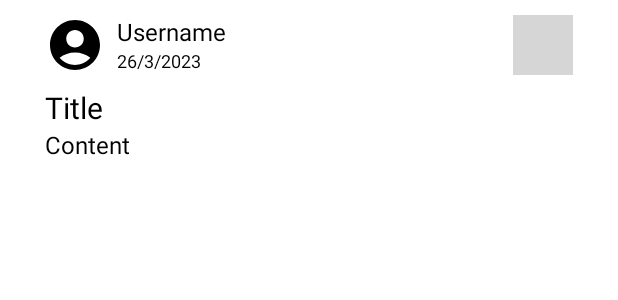
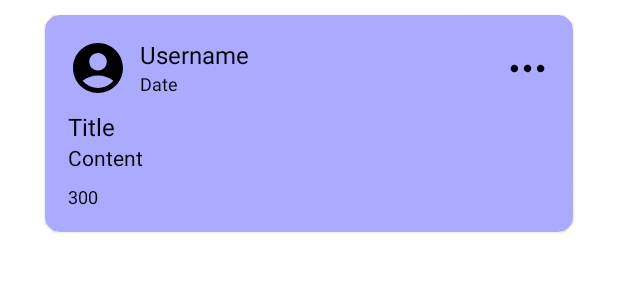
Before and after one commit to qwlaw/Farmanac, an Android app: the layout forum_view.xml on its own in the app's theme, with its tools: preview values and no code run, on a phone screen of 412 x 824 dp. Shown: the top 300 px of the screen. Run offline under Robolectric (Android 15) with nearby library versions, the phone set to English and light mode, and no system bars; grey boxes are pictures that could not be loaded.

Commit message:
Commit 4:16pm 31/3/2023

```diff
--- a/app/src/main/java/com/example/farmanac/Forum.kt
+++ b/app/src/main/java/com/example/farmanac/Forum.kt
@@ -4,13 +4,18 @@ import java.time.LocalDate
 import java.time.LocalTime
 
 class Forum(
+    var id: Int,
     var profilePic: Int,
     var username: String,
     var title: String,
-    var content: String,
+    var description: String,
     var uploadDate: LocalDate,
-    var uploadTime: LocalTime)
+    var uploadTime: LocalTime
+    )
 {
+    companion object {
+        val forums = ArrayList<Forum>()
+    }
 
 
 }
--- a/app/src/main/java/com/example/farmanac/ForumAdapter.kt
+++ b/app/src/main/java/com/example/farmanac/ForumAdapter.kt
@@ -24,7 +24,7 @@ class ForumAdapter(): RecyclerView.Adapter<ForumViewHolder>() {
         holder.username.text = forums[position].username
         holder.uploadDate.text = forums[position].uploadDate.toString()
         holder.forumTitle.text = forums[position].title
-        holder.forumContent.text = forums[position].content
+        holder.forumContent.text = forums[position].description
     }
 
     override fun getItemCount(): Int {
--- a/app/src/main/java/com/example/farmanac/ForumFragment.kt
+++ b/app/src/main/java/com/example/farmanac/ForumFragment.kt
@@ -35,11 +35,11 @@ class ForumFragment : Fragment() {
         val recyclerview: RecyclerView = view.findViewById(R.id.forum_recycler_view)
 
         val forums = ArrayList<Forum>()
-        forums.add(Forum(R.drawable.baseline_account_circle_24, "JellyFish", "Cabbage", "Cabbage is a vegetable", LocalDate.of(2023, 3, 26), LocalTime.of(11, 28)))
-        forums.add(Forum(R.drawable.baseline_account_circle_24, "LCH", "Carrot", "Carrot is a vegetable", LocalDate.of(2023, 3, 26), LocalTime.of(11, 28)))
-        forums.add(Forum(R.drawable.baseline_account_circle_24, "LQW", "Potato", "Potato is a vegetable", LocalDate.of(2023, 3, 26), LocalTime.of(11, 28)))
-        forums.add(Forum(R.drawable.baseline_account_circle_24, "LQT", "Ginger", "Ginger is a vegetable", LocalDate.of(2023, 3, 26), LocalTime.of(11, 28)))
-        forums.add(Forum(R.drawable.baseline_account_circle_24, "TMF", "Dolphin", "Dolphin is not a vegetable", LocalDate.of(2023, 3, 26), LocalTime.of(11, 28)))
+        forums.add(Forum(1, R.drawable.baseline_account_circle_24, "JellyFish", "Cabbage", "Cabbage is a vegetable", LocalDate.of(2023, 3, 26), LocalTime.of(11, 28)))
+        forums.add(Forum(2, R.drawable.baseline_account_circle_24, "LCH", "Carrot", "Carrot is a vegetable", LocalDate.of(2023, 3, 26), LocalTime.of(11, 28)))
+        forums.add(Forum(3, R.drawable.baseline_account_circle_24, "LQW", "Potato", "Potato is a vegetable", LocalDate.of(2023, 3, 26), LocalTime.of(11, 28)))
+        forums.add(Forum(4, R.drawable.baseline_account_circle_24, "LQT", "Ginger", "Ginger is a vegetable", LocalDate.of(2023, 3, 26), LocalTime.of(11, 28)))
+        forums.add(Forum(5, R.drawable.baseline_account_circle_24, "TMF", "Dolphin", "Dolphin is not a vegetable", LocalDate.of(2023, 3, 26), LocalTime.of(11, 28)))
 
         recyclerview.setHasFixedSize(true)
         recyclerview.layoutManager = LinearLayoutManager(view.context)
--- a/app/src/main/java/com/example/farmanac/ForumViewHolder.kt
+++ b/app/src/main/java/com/example/farmanac/ForumViewHolder.kt
@@ -11,5 +11,5 @@ class ForumViewHolder(itemView: View) : RecyclerView.ViewHolder(itemView) {
     val username: TextView = itemView.findViewById(R.id.forum_username)
     val uploadDate: TextView = itemView.findViewById(R.id.forum_upload_date)
     val forumTitle: TextView = itemView.findViewById(R.id.forum_title)
-    val forumContent: TextView = itemView.findViewById(R.id.forum_content)
+    val forumContent: TextView = itemView.findViewById(R.id.forum_description)
 }
--- /dev/null
+++ b/app/src/main/res/drawable/meatballs_menu.xml
@@ -0,0 +1,18 @@
+<vector xmlns:android="http://schemas.android.com/apk/res/android"
+    android:width="200dp"
+    android:height="200dp"
+    android:viewportWidth="200"
+    android:viewportHeight="200">
+  <path
+      android:pathData="M36.2,84.2c-1.8,0.6 -4.8,2.8 -6.7,4.9 -5.9,6.6 -5.9,15.2 0,21.8 10.3,11.4 28.5,4.4 28.5,-10.9 0,-11.3 -11.1,-19.3 -21.8,-15.8z"
+      android:fillColor="#000000"
+      android:strokeColor="#00000000"/>
+  <path
+      android:pathData="M94.5,84.5c-11.4,4.1 -14.7,18.5 -6.1,27.1 14.5,14.5 37.2,-5.9 24.5,-22 -4.2,-5.3 -11.9,-7.5 -18.4,-5.1z"
+      android:fillColor="#000000"
+      android:strokeColor="#00000000"/>
+  <path
+      android:pathData="M153.8,84c-7.2,2.2 -11.8,8.4 -11.8,16 0,11.1 10.4,19 21,15.9 8,-2.4 13.1,-11.1 11.6,-19.5 -0.9,-4.7 -6.6,-10.8 -11.4,-12.2 -4.4,-1.3 -5.6,-1.4 -9.4,-0.2z"
+      android:fillColor="#000000"
+      android:strokeColor="#00000000"/>
+</vector>
--- a/app/src/main/res/layout/forum_view.xml
+++ b/app/src/main/res/layout/forum_view.xml
@@ -1,5 +1,5 @@
 <?xml version="1.0" encoding="utf-8"?>
-<RelativeLayout xmlns:android="http://schemas.android.com/apk/res/android"
+<com.google.android.material.card.MaterialCardView xmlns:android="http://schemas.android.com/apk/res/android"
     xmlns:app="http://schemas.android.com/apk/res-auto"
     xmlns:tools="http://schemas.android.com/tools"
     android:layout_width="match_parent"
@@ -7,9 +7,19 @@
     android:layout_marginStart="30dp"
     android:layout_marginTop="10dp"
     android:layout_marginEnd="30dp"
-    android:layout_marginBottom="20dp">
+    android:layout_marginBottom="20dp"
+    android:backgroundTint="@color/forum_background"
+    app:cardCornerRadius="10dp"
+    app:contentPadding="15dp">
 
+    <!--Whole box-->
+    <RelativeLayout
+        android:layout_width="match_parent"
+        android:layout_height="wrap_content">
+
+        <!--Forum details-->
         <androidx.constraintlayout.widget.ConstraintLayout
+            android:id="@+id/forum_details"
             android:layout_width="match_parent"
             android:layout_height="wrap_content">
 
@@ -27,51 +37,79 @@
                 android:layout_height="wrap_content"
                 android:layout_marginStart="8dp"
                 android:textColor="@color/black"
-            android:textSize="16dp"
+                android:textSize="16sp"
                 app:layout_constraintStart_toEndOf="@+id/profile_pic"
-            app:layout_constraintTop_toTopOf="parent"
+                app:layout_constraintTop_toTopOf="@id/profile_pic"
                 tools:text="Username" />
 
             <TextView
                 android:id="@+id/forum_upload_date"
                 android:layout_width="wrap_content"
-            android:layout_height="wrap_content"
+                android:layout_height="0dp"
                 android:textColor="@color/black"
-            android:textSize="12dp"
+                android:textSize="12sp"
+                app:layout_constraintBottom_toBottomOf="@id/profile_pic"
                 app:layout_constraintStart_toStartOf="@+id/forum_username"
                 app:layout_constraintTop_toBottomOf="@id/forum_username"
                 tools:ignore="TextSizeCheck"
-            tools:text="26/3/2023" />
+                tools:text="Date" />
 
             <ImageView
                 android:id="@+id/forum_action_icon"
-            android:layout_width="40dp"
-            android:layout_height="40dp"
-            android:src="@drawable/baseline_drag_indicator_24"
+                android:layout_width="30dp"
+                android:layout_height="30dp"
+                android:src="@drawable/meatballs_menu"
+                app:layout_constraintBottom_toBottomOf="@id/profile_pic"
                 app:layout_constraintEnd_toEndOf="parent"
-            app:layout_constraintTop_toTopOf="parent" />
+                app:layout_constraintTop_toTopOf="@id/profile_pic" />
 
+        </androidx.constraintlayout.widget.ConstraintLayout>
+
+        <!--Forum content-->
+        <androidx.constraintlayout.widget.ConstraintLayout
+            android:id="@+id/forum_content"
+            android:layout_width="match_parent"
+            android:layout_height="wrap_content"
+            android:layout_below="@id/forum_details"
+            android:layout_marginTop="8dp">
             <TextView
                 android:id="@+id/forum_title"
                 android:layout_width="match_parent"
                 android:layout_height="wrap_content"
-            android:layout_marginTop="8dp"
                 android:textColor="@color/black"
-            android:textSize="20dp"
+                android:textSize="16sp"
                 app:layout_constraintStart_toStartOf="parent"
                 app:layout_constraintTop_toBottomOf="@id/profile_pic"
                 tools:text="Title" />
 
             <TextView
-            android:id="@+id/forum_content"
+                android:id="@+id/forum_description"
                 android:layout_width="match_parent"
                 android:layout_height="wrap_content"
                 android:textColor="@color/black"
-            android:textSize="16dp"
+                android:textSize="14sp"
                 app:layout_constraintStart_toStartOf="@id/forum_title"
                 app:layout_constraintTop_toBottomOf="@+id/forum_title"
                 tools:text="Content" />
 
+        </androidx.constraintlayout.widget.ConstraintLayout>
+
+        <!--Forum actions-->
+        <androidx.constraintlayout.widget.ConstraintLayout
+            android:layout_width="match_parent"
+            android:layout_height="wrap_content"
+            android:layout_below="@+id/forum_content"
+            android:layout_marginTop="8dp">
+
+            <TextView
+                android:layout_width="wrap_content"
+                android:layout_height="wrap_content"
+                android:textColor="@color/black"
+                android:textSize="12sp"
+                android:text="300"
+                tools:text="300"/>
 
         </androidx.constraintlayout.widget.ConstraintLayout>
+
     </RelativeLayout>
+</com.google.android.material.card.MaterialCardView>
--- a/app/src/main/res/values/colors.xml
+++ b/app/src/main/res/values/colors.xml
@@ -8,4 +8,5 @@
     <color name="black">#FF000000</color>
     <color name="white">#FFFFFFFF</color>
     <color name="farm_green">#1AA619</color>
+    <color name="forum_background">#AAAAFF</color>
 </resources>
```
Lines whose indentation alone changed are shown as unchanged.
